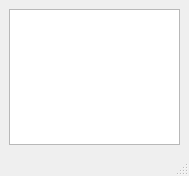
Before: the Qt Designer form src/qt_designer/dataset_selector.ui in jowanpittevils/Databasemanager_Signalplotter, drawn with Qt 5.
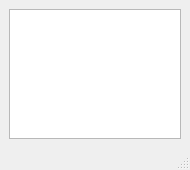
After: the same form once the commit is applied.

```diff
--- a/src/qt_designer/dataset_selector.ui
+++ b/src/qt_designer/dataset_selector.ui
@@ -6,10 +6,16 @@
    <rect>
     <x>0</x>
     <y>0</y>
-    <width>189</width>
-    <height>176</height>
+    <width>190</width>
+    <height>170</height>
    </rect>
   </property>
+  <property name="minimumSize">
+   <size>
+    <width>190</width>
+    <height>170</height>
+   </size>
+  </property>
   <property name="windowTitle">
    <string>Dataset_selector</string>
   </property>
```
Left out of the diff: 4 changed lines with no effect on the pictures.
